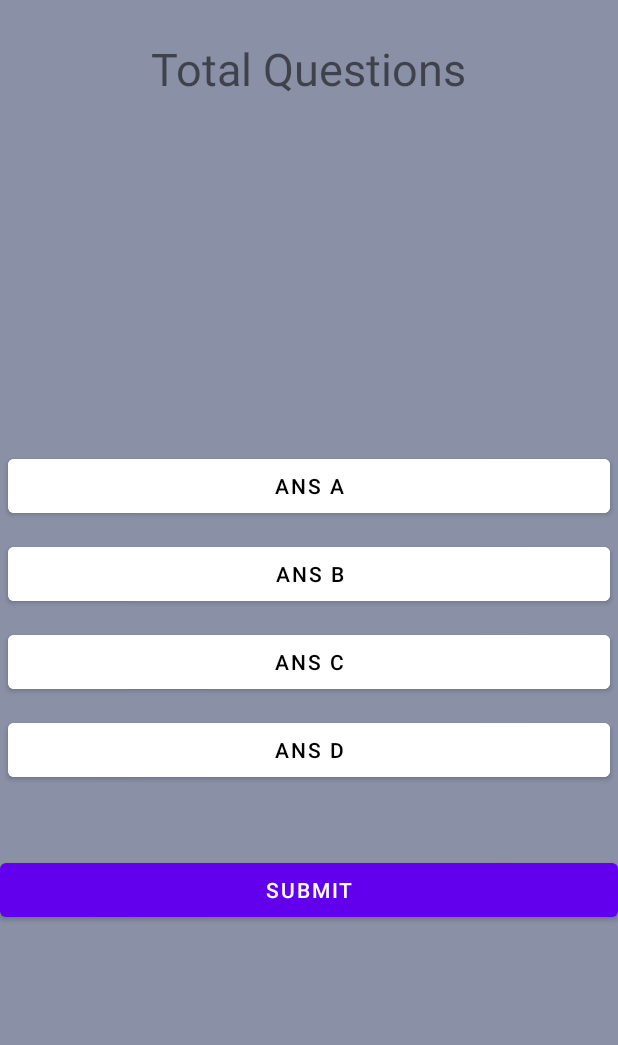
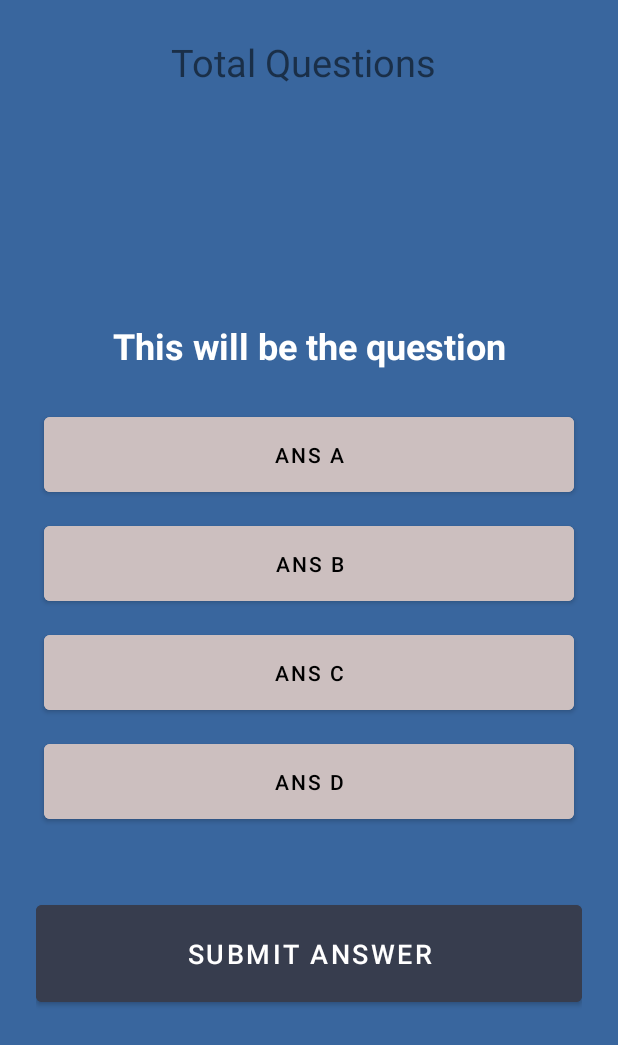
Before and after one commit to NoumanLF/QuizApp1, an Android app: the layout activity_main.xml on its own in the app's theme, with its tools: preview values and no code run, on a phone screen of 412 x 824 dp. Shown: the top 1045 px of the screen. Run offline under Robolectric (Android 15) with nearby library versions, the phone set to English and light mode, and no system bars.

Commit message:
Changing Layout

```diff
--- a/app/src/main/res/layout/activity_main.xml
+++ b/app/src/main/res/layout/activity_main.xml
@@ -4,18 +4,32 @@
     xmlns:tools="http://schemas.android.com/tools"
     android:layout_width="match_parent"
     android:layout_height="match_parent"
-    android:background="@color/material_dynamic_secondary60"
+    android:background="#39669E"
+    android:padding="24dp"
     tools:context=".MainActivity">
 
     <TextView
         android:layout_width="wrap_content"
         android:layout_height="wrap_content"
-        android:text="Total Questions"
-        android:id="@+id/t_questions"
+        android:id="@+id/total_question"
+        android:text="Total Questions "
         android:layout_centerHorizontal="true"
-        android:layout_margin="25dp"
-        android:textSize="30dp"
-    />
+        android:textSize="25dp"/>
+
+
+    <TextView
+        android:layout_width="match_parent"
+        android:layout_height="wrap_content"
+        android:id="@+id/question"
+        android:textStyle="bold"
+        android:text="This will be the question"
+        android:textColor="@color/white"
+        android:textSize="24dp"
+        android:textAlignment="center"
+        android:layout_margin="20dp"
+        android:layout_above="@id/choices_layout"/>
+
+
     <LinearLayout
         android:layout_width="match_parent"
         android:layout_height="wrap_content"
@@ -28,8 +42,9 @@
             android:layout_height="wrap_content"
             android:id="@+id/ans_A"
             android:layout_margin="5dp"
-            android:backgroundTint="@color/white"
+            android:backgroundTint="#CCBFBF"
             android:text="Ans A"
+            android:padding="15dp"
             android:textColor="@color/black"/>
 
         <Button
@@ -37,8 +52,9 @@
             android:layout_height="wrap_content"
             android:id="@+id/ans_B"
             android:layout_margin="5dp"
-            android:backgroundTint="@color/white"
+            android:backgroundTint="#CCBFBF"
             android:text="Ans B"
+            android:padding="15dp"
             android:textColor="@color/black"/>
 
         <Button
@@ -46,16 +62,18 @@
             android:layout_height="wrap_content"
             android:id="@+id/ans_C"
             android:layout_margin="5dp"
-            android:backgroundTint="@color/white"
+            android:backgroundTint="#CCBFBF"
             android:text="Ans C"
+            android:padding="15dp"
             android:textColor="@color/black"/>
         <Button
             android:layout_width="match_parent"
             android:layout_height="wrap_content"
             android:id="@+id/ans_D"
             android:layout_margin="5dp"
-            android:backgroundTint="@color/white"
+            android:backgroundTint="#CCBFBF"
             android:text="Ans D"
+            android:padding="15dp"
             android:textColor="@color/black"/>
 
     </LinearLayout>
@@ -64,9 +82,15 @@
         android:layout_width="match_parent"
         android:layout_height="wrap_content"
         android:id="@+id/submit_btn"
-        android:text="Submit"
+        android:backgroundTint="#373D4E"
+
+        android:text="Submit Answer"
+        android:padding="20dp"
         android:layout_below="@id/choices_layout"
+        android:textColor="@color/white"
+        android:textSize="18dp"
         android:layout_marginTop="40dp"/>
 
 
+
 </RelativeLayout>
```
